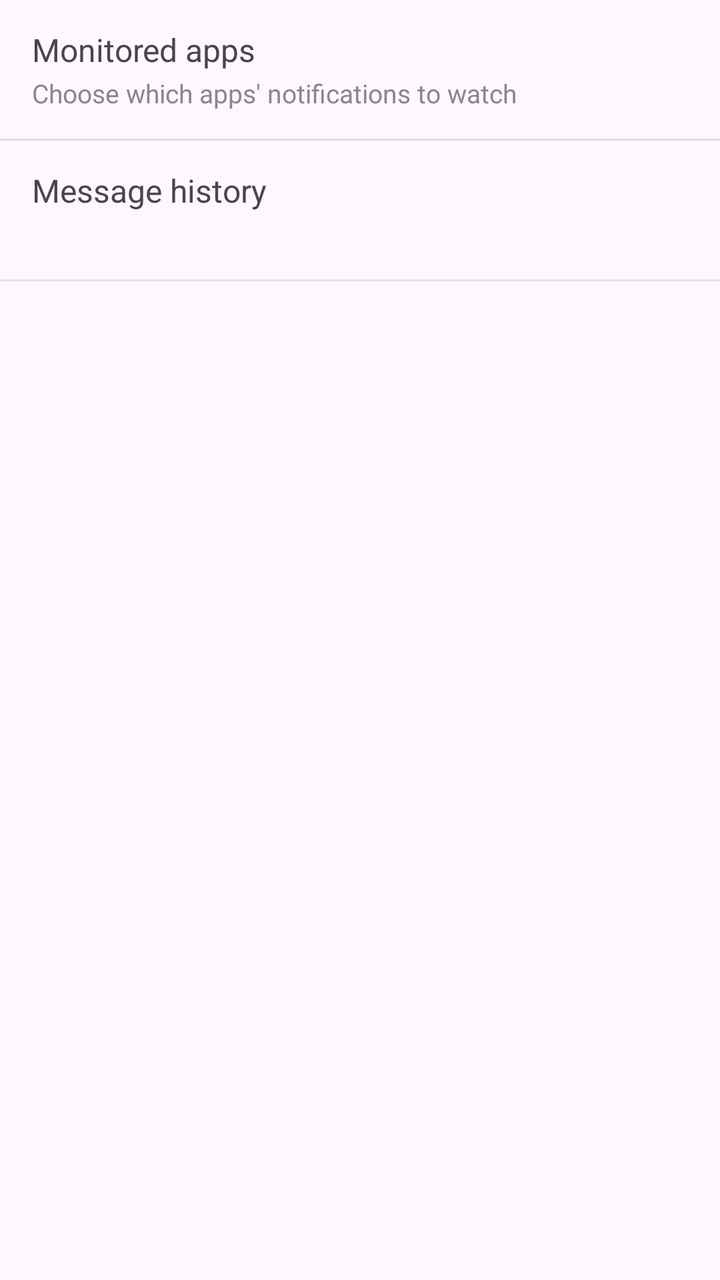
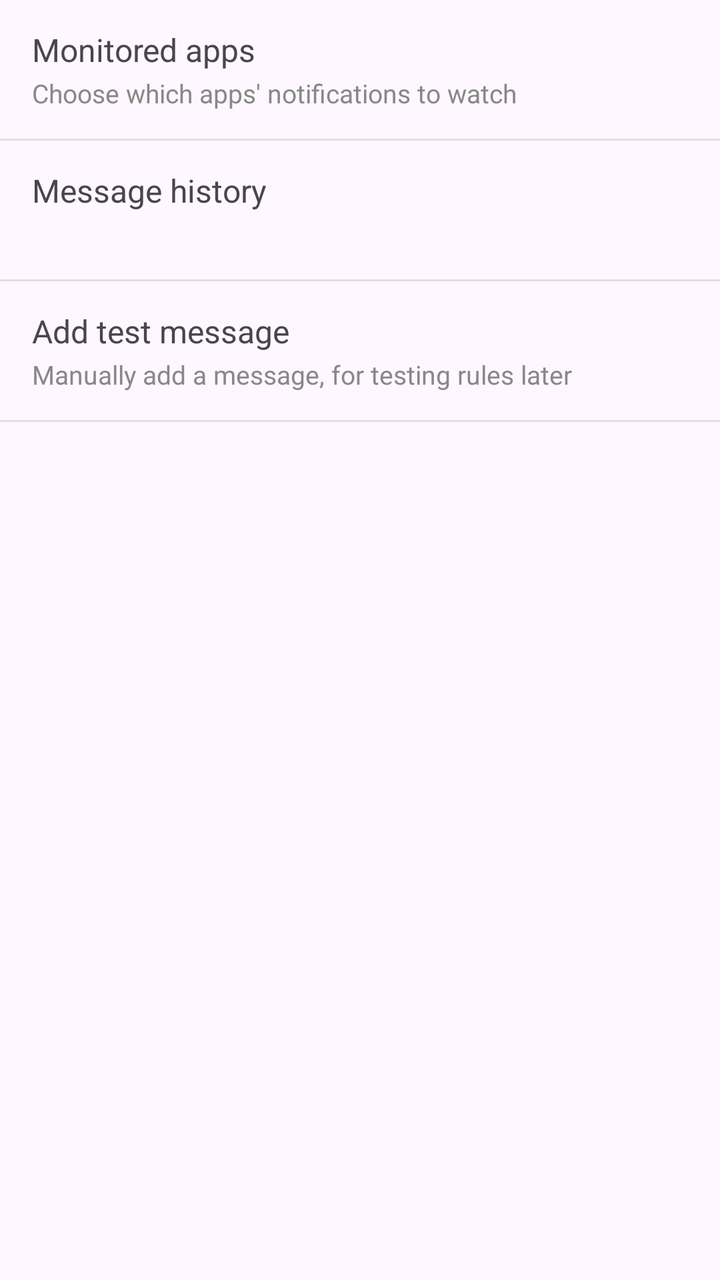

An Android layout rendered at two revisions. The XML below is the earlier revision; the diff shows what the commit changed to produce the second picture.
<!-- AndroidManifest.xml: application theme Theme.FfNotifyImporter -->
<!-- res/layout/fragment_settings_root.xml -->
<?xml version="1.0" encoding="utf-8"?>
<LinearLayout xmlns:android="http://schemas.android.com/apk/res/android"
    android:layout_width="match_parent"
    android:layout_height="match_parent"
    android:orientation="vertical">

    <LinearLayout
        android:id="@+id/rowMonitoredApps"
        android:layout_width="match_parent"
        android:layout_height="wrap_content"
        android:background="?attr/selectableItemBackground"
        android:clickable="true"
        android:focusable="true"
        android:orientation="vertical"
        android:paddingStart="16dp"
        android:paddingTop="14dp"
        android:paddingEnd="16dp"
        android:paddingBottom="14dp">

        <TextView
            android:layout_width="match_parent"
            android:layout_height="wrap_content"
            android:text="@string/settings_monitored_apps_title"
            android:textSize="16sp" />

        <TextView
            android:layout_width="match_parent"
            android:layout_height="wrap_content"
            android:layout_marginTop="2dp"
            android:text="@string/settings_monitored_apps_subtitle"
            android:textColor="#888888"
            android:textSize="13sp" />

    </LinearLayout>

    <View
        android:layout_width="match_parent"
        android:layout_height="1dp"
        android:background="#E0E0E0" />

    <LinearLayout
        android:id="@+id/rowMessageHistory"
        android:layout_width="match_parent"
        android:layout_height="wrap_content"
        android:background="?attr/selectableItemBackground"
        android:clickable="true"
        android:focusable="true"
        android:orientation="vertical"
        android:paddingStart="16dp"
        android:paddingTop="14dp"
        android:paddingEnd="16dp"
        android:paddingBottom="14dp">

        <TextView
            android:layout_width="match_parent"
            android:layout_height="wrap_content"
            android:text="@string/settings_message_history_title"
            android:textSize="16sp" />

        <TextView
            android:id="@+id/rowMessageHistorySubtitle"
            android:layout_width="match_parent"
            android:layout_height="wrap_content"
            android:layout_marginTop="2dp"
            android:textColor="#888888"
            android:textSize="13sp" />

    </LinearLayout>

    <View
        android:layout_width="match_parent"
        android:layout_height="1dp"
        android:background="#E0E0E0" />

</LinearLayout>
<!-- resources referenced by this layout -->
<resources>
  <string name="settings_message_history_title">Message history</string>
  <string name="settings_monitored_apps_subtitle">Choose which apps\' notifications to watch</string>
  <string name="settings_monitored_apps_title">Monitored apps</string>
  <style name="Theme.FfNotifyImporter" parent="Theme.Material3.DayNight.NoActionBar" />
</resources>

<!-- the commit's change to res/layout/fragment_settings_root.xml (unified diff, before → after) -->
@@ -72,4 +72,38 @@
         android:layout_height="1dp"
         android:background="#E0E0E0" />
 
+    <LinearLayout
+        android:id="@+id/rowAddTestMessage"
+        android:layout_width="match_parent"
+        android:layout_height="wrap_content"
+        android:background="?attr/selectableItemBackground"
+        android:clickable="true"
+        android:focusable="true"
+        android:orientation="vertical"
+        android:paddingStart="16dp"
+        android:paddingTop="14dp"
+        android:paddingEnd="16dp"
+        android:paddingBottom="14dp">
+
+        <TextView
+            android:layout_width="match_parent"
+            android:layout_height="wrap_content"
+            android:text="@string/settings_add_test_message_title"
+            android:textSize="16sp" />
+
+        <TextView
+            android:layout_width="match_parent"
+            android:layout_height="wrap_content"
+            android:layout_marginTop="2dp"
+            android:text="@string/settings_add_test_message_subtitle"
+            android:textColor="#888888"
+            android:textSize="13sp" />
+
+    </LinearLayout>
+
+    <View
+        android:layout_width="match_parent"
+        android:layout_height="1dp"
+        android:background="#E0E0E0" />
+
 </LinearLayout>
<!-- resource entries referenced after the edit -->
@@ -1,5 +1,7 @@
 <!-- resources referenced by this layout -->
 <resources>
+  <string name="settings_add_test_message_subtitle">Manually add a message, for testing rules later</string>
+  <string name="settings_add_test_message_title">Add test message</string>
   <string name="settings_message_history_title">Message history</string>
   <string name="settings_monitored_apps_subtitle">Choose which apps\' notifications to watch</string>
   <string name="settings_monitored_apps_title">Monitored apps</string>
